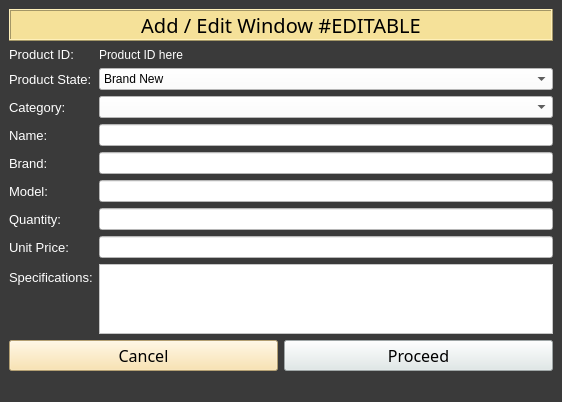
Old version of the form add_edit.ui in the repository Aenan05/MAXPC.
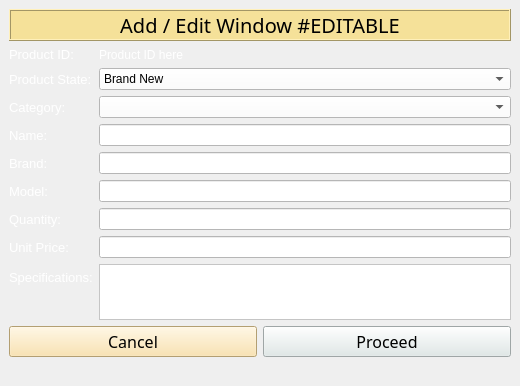
New version of the form.

Patch:
```diff
--- a/add_edit.ui
+++ b/add_edit.ui
@@ -6,8 +6,8 @@
    <rect>
     <x>0</x>
     <y>0</y>
-    <width>562</width>
-    <height>400</height>
+    <width>520</width>
+    <height>386</height>
    </rect>
   </property>
   <property name="maximumSize">
@@ -20,12 +20,18 @@
    <string>Item Manager</string>
   </property>
   <property name="styleSheet">
-   <string notr="true">background-color: rgb(58, 58, 58);</string>
+   <string notr="true"/>
   </property>
   <widget class="QWidget" name="centralwidget">
    <property name="enabled">
     <bool>true</bool>
    </property>
+   <property name="maximumSize">
+    <size>
+     <width>16777215</width>
+     <height>366</height>
+    </size>
+   </property>
    <layout class="QGridLayout" name="gridLayout_2">
     <item row="0" column="0">
      <layout class="QGridLayout" name="gridLayout">
@@ -319,7 +325,6 @@
     </item>
    </layout>
   </widget>
-  <widget class="QStatusBar" name="statusbar"/>
  </widget>
  <resources/>
  <connections/>
```
Left out of the diff: 2 changed lines with no effect on the pictures.
